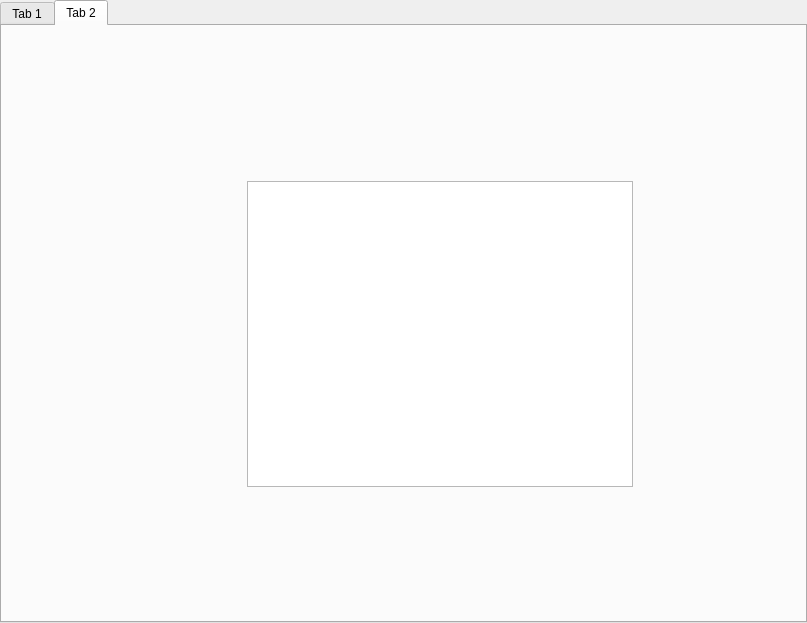
DiegoPaezA/pythonCompu, file VFCMarjorie/guide/gui.ui: the form before one commit.
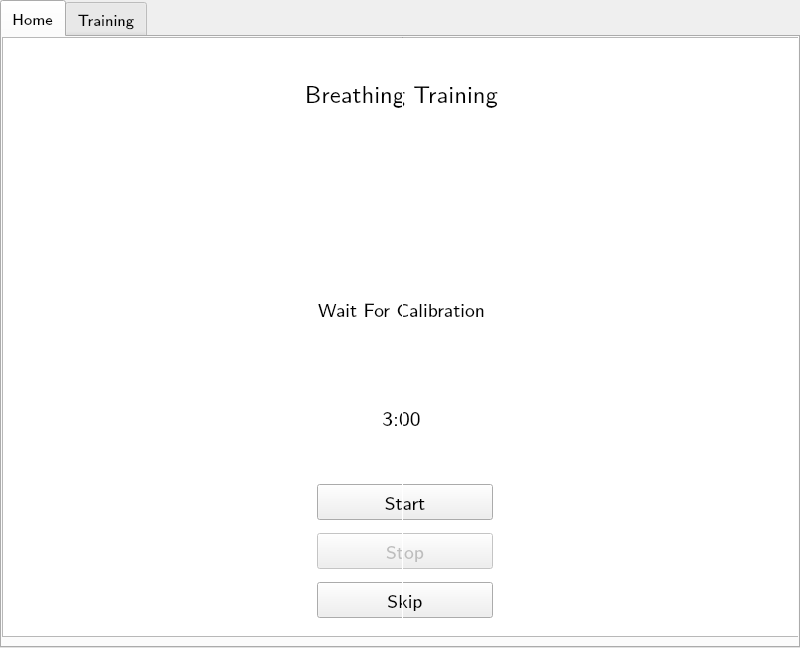
The form after the commit. Icons and pictures are not drawn.

```diff
--- a/VFCMarjorie/guide/gui.ui
+++ b/VFCMarjorie/guide/gui.ui
@@ -2,37 +2,401 @@
 <ui version="4.0">
  <class>TabWidget</class>
  <widget class="QTabWidget" name="TabWidget">
+  <property name="enabled">
+   <bool>true</bool>
+  </property>
   <property name="geometry">
    <rect>
     <x>0</x>
     <y>0</y>
-    <width>807</width>
-    <height>623</height>
+    <width>800</width>
+    <height>648</height>
    </rect>
   </property>
+  <property name="minimumSize">
+   <size>
+    <width>800</width>
+    <height>600</height>
+   </size>
+  </property>
+  <property name="maximumSize">
+   <size>
+    <width>804</width>
+    <height>648</height>
+   </size>
+  </property>
+  <property name="font">
+   <font>
+    <family>Latin Modern Sans</family>
+    <pointsize>12</pointsize>
+    <weight>50</weight>
+    <bold>false</bold>
+   </font>
+  </property>
   <property name="windowTitle">
-   <string>TabWidget</string>
+   <string>Breathing Trainer</string>
+  </property>
+  <property name="windowIcon">
+   <iconset>
+    <normaloff>../Home_Icon_Silhouette_16.png</normaloff>../Home_Icon_Silhouette_16.png</iconset>
+  </property>
+  <property name="tabPosition">
+   <enum>QTabWidget::North</enum>
+  </property>
+  <property name="tabShape">
+   <enum>QTabWidget::Rounded</enum>
   </property>
   <property name="currentIndex">
-   <number>1</number>
+   <number>0</number>
   </property>
-  <widget class="QWidget" name="tab">
+  <widget class="QWidget" name="tab1">
+   <property name="minimumSize">
+    <size>
+     <width>800</width>
+     <height>600</height>
+    </size>
+   </property>
+   <property name="maximumSize">
+    <size>
+     <width>800</width>
+     <height>600</height>
+    </size>
+   </property>
+   <property name="font">
+    <font>
+     <weight>50</weight>
+     <bold>false</bold>
+    </font>
+   </property>
+   <attribute name="icon">
+    <iconset>
+     <normaloff>Home_Icon_Silhouette_16.png</normaloff>Home_Icon_Silhouette_16.png</iconset>
+   </attribute>
    <attribute name="title">
-    <string>Tab 1</string>
+    <string>Home</string>
    </attribute>
+   <widget class="QGraphicsView" name="graphicsView_2">
+    <property name="geometry">
+     <rect>
+      <x>0</x>
+      <y>0</y>
+      <width>800</width>
+      <height>600</height>
+     </rect>
+    </property>
+    <property name="backgroundBrush">
+     <brush brushstyle="SolidPattern">
+      <color alpha="255">
+       <red>133</red>
+       <green>255</green>
+       <blue>119</blue>
+      </color>
+     </brush>
+    </property>
+   </widget>
+   <widget class="QWidget" name="layoutWidget">
+    <property name="geometry">
+     <rect>
+      <x>315</x>
+      <y>440</y>
+      <width>176</width>
+      <height>149</height>
+     </rect>
+    </property>
+    <layout class="QGridLayout" name="gridLayout_2">
+     <item row="0" column="0">
+      <widget class="QPushButton" name="startHome">
+       <property name="font">
+        <font>
+         <family>Latin Modern Sans</family>
+         <pointsize>14</pointsize>
+        </font>
+       </property>
+       <property name="text">
+        <string>Start</string>
+       </property>
+      </widget>
+     </item>
+     <item row="2" column="0">
+      <widget class="QPushButton" name="skipHome">
+       <property name="font">
+        <font>
+         <family>Latin Modern Sans</family>
+         <pointsize>14</pointsize>
+        </font>
+       </property>
+       <property name="text">
+        <string>Skip</string>
+       </property>
+      </widget>
+     </item>
+     <item row="1" column="0">
+      <widget class="QPushButton" name="stopHome">
+       <property name="enabled">
+        <bool>false</bool>
+       </property>
+       <property name="font">
+        <font>
+         <pointsize>14</pointsize>
+        </font>
+       </property>
+       <property name="text">
+        <string>Stop</string>
+       </property>
+      </widget>
+     </item>
+    </layout>
+   </widget>
+   <widget class="QWidget" name="layoutWidget">
+    <property name="geometry">
+     <rect>
+      <x>190</x>
+      <y>5</y>
+      <width>419</width>
+      <height>426</height>
+     </rect>
+    </property>
+    <layout class="QGridLayout" name="gridLayout">
+     <item row="0" column="0">
+      <widget class="QLabel" name="label_2">
+       <property name="font">
+        <font>
+         <family>Latin Modern Sans</family>
+         <pointsize>18</pointsize>
+        </font>
+       </property>
+       <property name="text">
+        <string>Breathing Training</string>
+       </property>
+       <property name="alignment">
+        <set>Qt::AlignCenter</set>
+       </property>
+      </widget>
+     </item>
+     <item row="1" column="0">
+      <widget class="QLabel" name="respirar">
+       <property name="text">
+        <string/>
+       </property>
+       <property name="pixmap">
+        <pixmap>../diaphragmatic_breathing.png</pixmap>
+       </property>
+       <property name="scaledContents">
+        <bool>true</bool>
+       </property>
+       <property name="wordWrap">
+        <bool>true</bool>
+       </property>
+      </widget>
+     </item>
+     <item row="2" column="0">
+      <widget class="QLabel" name="label_4">
+       <property name="font">
+        <font>
+         <family>Latin Modern Sans</family>
+         <pointsize>14</pointsize>
+        </font>
+       </property>
+       <property name="text">
+        <string>Wait For Calibration</string>
+       </property>
+       <property name="alignment">
+        <set>Qt::AlignCenter</set>
+       </property>
+      </widget>
+     </item>
+     <item row="3" column="0">
+      <widget class="QLabel" name="temporizador1">
+       <property name="font">
+        <font>
+         <family>Latin Modern Sans</family>
+         <pointsize>16</pointsize>
+        </font>
+       </property>
+       <property name="text">
+        <string>3:00</string>
+       </property>
+       <property name="alignment">
+        <set>Qt::AlignCenter</set>
+       </property>
+      </widget>
+     </item>
+    </layout>
+   </widget>
+   <widget class="Line" name="line">
+    <property name="geometry">
+     <rect>
+      <x>400</x>
+      <y>0</y>
+      <width>1</width>
+      <height>600</height>
+     </rect>
+    </property>
+    <property name="orientation">
+     <enum>Qt::Vertical</enum>
+    </property>
+   </widget>
   </widget>
-  <widget class="QWidget" name="tab">
+  <widget class="QWidget" name="tab2">
+   <property name="enabled">
+    <bool>false</bool>
+   </property>
+   <property name="minimumSize">
+    <size>
+     <width>800</width>
+     <height>600</height>
+    </size>
+   </property>
+   <property name="maximumSize">
+    <size>
+     <width>800</width>
+     <height>600</height>
+    </size>
+   </property>
+   <attribute name="icon">
+    <iconset>
+     <normaloff>Dumbbell_training_16.png</normaloff>Dumbbell_training_16.png</iconset>
+   </attribute>
    <attribute name="title">
-    <string>Tab 2</string>
+    <string>Training</string>
    </attribute>
    <widget class="QGraphicsView" name="graphicsView">
     <property name="geometry">
      <rect>
-      <x>245</x>
-      <y>155</y>
-      <width>386</width>
-      <height>306</height>
+      <x>0</x>
+      <y>0</y>
+      <width>800</width>
+      <height>600</height>
      </rect>
+    </property>
+    <property name="frameShape">
+     <enum>QFrame::StyledPanel</enum>
+    </property>
+    <property name="frameShadow">
+     <enum>QFrame::Sunken</enum>
+    </property>
+    <property name="verticalScrollBarPolicy">
+     <enum>Qt::ScrollBarAlwaysOff</enum>
+    </property>
+    <property name="horizontalScrollBarPolicy">
+     <enum>Qt::ScrollBarAlwaysOff</enum>
+    </property>
+    <property name="backgroundBrush">
+     <brush brushstyle="SolidPattern">
+      <color alpha="255">
+       <red>15</red>
+       <green>161</green>
+       <blue>239</blue>
+      </color>
+     </brush>
+    </property>
+    <property name="interactive">
+     <bool>true</bool>
+    </property>
+    <property name="cacheMode">
+     <set>QGraphicsView::CacheNone</set>
+    </property>
+    <property name="transformationAnchor">
+     <enum>QGraphicsView::AnchorViewCenter</enum>
+    </property>
+    <property name="resizeAnchor">
+     <enum>QGraphicsView::AnchorViewCenter</enum>
+    </property>
+   </widget>
+   <widget class="QWidget" name="layoutWidget">
+    <property name="geometry">
+     <rect>
+      <x>290</x>
+      <y>480</y>
+      <width>226</width>
+      <height>47</height>
+     </rect>
+    </property>
+    <layout class="QGridLayout" name="gridLayout_3">
+     <item row="0" column="0">
+      <widget class="QPushButton" name="start">
+       <property name="font">
+        <font>
+         <family>Latin Modern Sans</family>
+         <pointsize>14</pointsize>
+        </font>
+       </property>
+       <property name="text">
+        <string>Start</string>
+       </property>
+      </widget>
+     </item>
+     <item row="0" column="1">
+      <widget class="QPushButton" name="stop">
+       <property name="font">
+        <font>
+         <family>Latin Modern Sans</family>
+         <pointsize>14</pointsize>
+        </font>
+       </property>
+       <property name="text">
+        <string>Stop</string>
+       </property>
+      </widget>
+     </item>
+    </layout>
+   </widget>
+   <widget class="QWidget" name="layoutWidget">
+    <property name="geometry">
+     <rect>
+      <x>325</x>
+      <y>360</y>
+      <width>156</width>
+      <height>88</height>
+     </rect>
+    </property>
+    <layout class="QGridLayout" name="gridLayout_4">
+     <item row="0" column="0">
+      <widget class="QLabel" name="label">
+       <property name="font">
+        <font>
+         <family>Latin Modern Sans</family>
+         <pointsize>16</pointsize>
+        </font>
+       </property>
+       <property name="text">
+        <string>IN</string>
+       </property>
+       <property name="alignment">
+        <set>Qt::AlignCenter</set>
+       </property>
+      </widget>
+     </item>
+     <item row="1" column="0">
+      <widget class="QLabel" name="temporizador2">
+       <property name="font">
+        <font>
+         <pointsize>16</pointsize>
+        </font>
+       </property>
+       <property name="text">
+        <string>5:00</string>
+       </property>
+       <property name="alignment">
+        <set>Qt::AlignCenter</set>
+       </property>
+      </widget>
+     </item>
+    </layout>
+    <zorder>temporizador2</zorder>
+    <zorder>label</zorder>
+   </widget>
+   <widget class="Line" name="line_2">
+    <property name="geometry">
+     <rect>
+      <x>400</x>
+      <y>0</y>
+      <width>1</width>
+      <height>600</height>
+     </rect>
+    </property>
+    <property name="orientation">
+     <enum>Qt::Vertical</enum>
     </property>
    </widget>
   </widget>
```
